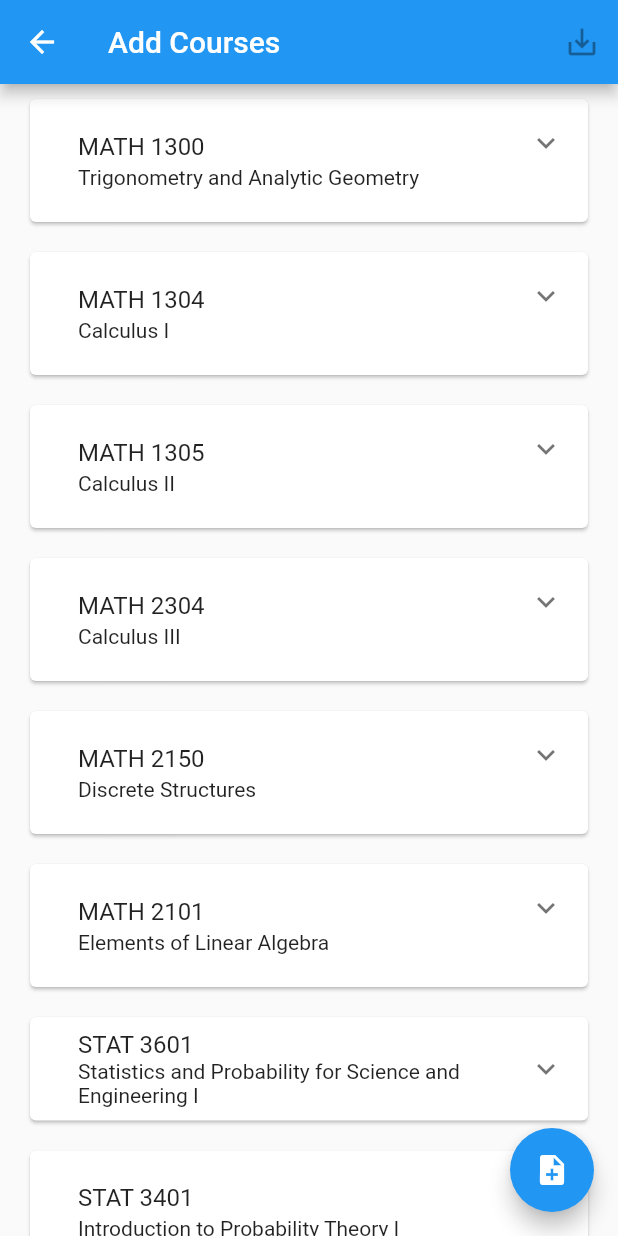
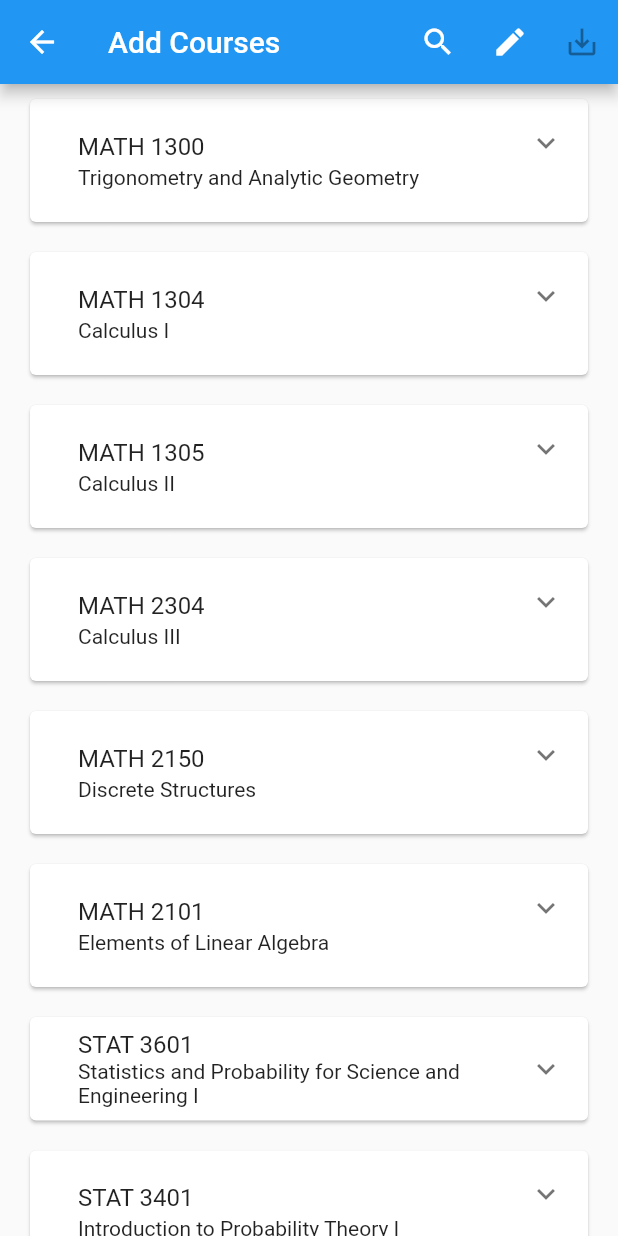
Before and after one commit to quangtn0018/course-recommender, a Flutter app: the screen it shows once a user with an empty profile is signed in, after a tap on the "add" icon, on a phone screen of 412 x 824 dp. Run offline on Flutter 3.47's test engine with Material 2 defaults, Android fonts, the light colour scheme and no system bars; our stand-ins replace firebase_auth, firebase_database, google_sign_in; accounts and stored records are empty.

Commit message:
added recommenede courses floating action button on home page, search functionality in add courses page

```diff
--- a/lib/pages/add_courses_page.dart
+++ b/lib/pages/add_courses_page.dart
@@ -18,16 +18,22 @@ class AddCoursesPage extends StatefulWidget {
 
 class _AddCoursesPageState extends State<AddCoursesPage> {
   final Authentication _auth = Authentication();
+  final _searchTextFieldController = TextEditingController();
+  List<Course> _filteredCourses;
   List<Course> _courses;
   Map<String, Course> _selectedCourses;
   String _userUID;
   bool _isAddMode;
+  bool _isSearchMode;
 
   @override
   void initState() {
     super.initState();
 
     initCourses();
+    _filteredCourses = List<Course>();
+    _isSearchMode = false;
+    _searchTextFieldController.addListener(_handleSearchTextFieldOnChange);
     _selectedCourses = Map<String, Course>();
     _isAddMode = false;
     _auth.firebaseAuth.currentUser().then((FirebaseUser user) {
@@ -36,6 +42,53 @@ class _AddCoursesPageState extends State<AddCoursesPage> {
       } else {
         _userUID = user.uid;
       }
+    });
+  }
+
+  @override
+  void dispose() {
+    _searchTextFieldController.removeListener(_handleSearchTextFieldOnChange);
+    _searchTextFieldController.dispose();
+
+    super.dispose();
+  }
+
+  void _displaySearchBar() {
+    _filteredCourses = _courses.sublist(0);
+
+    setState(() {
+      _isSearchMode = true;
+    });
+  }
+
+  void _hideSearchBar() {
+    _clearSearchTextField();
+    _filteredCourses.clear();
+
+    setState(() {
+      _isSearchMode = false;
+    });
+  }
+
+  void _clearSearchTextField() {
+    _searchTextFieldController.clear();
+  }
+
+  void _handleSearchTextFieldOnChange() {
+    _filterSearches();
+  }
+
+  void _filterSearches() {
+    List<Course> filteredCourses = List<Course>();
+
+    _courses.forEach((Course course) {
+      if (course.name.toLowerCase().contains(_searchTextFieldController.text.trim().toLowerCase())) {
+        filteredCourses.add(course);
+      }
+    });
+
+    setState(() {
+      _filteredCourses = filteredCourses;
     });
   }
 
@@ -120,21 +173,94 @@ class _AddCoursesPageState extends State<AddCoursesPage> {
 
   @override
   Widget build(BuildContext context) {
-    return Scaffold(
-      floatingActionButton: FloatingActionButton(
-        child: Icon(Icons.note_add),
-        onPressed: _toggleIsAddMode,
+    final TextField searchTextField = TextField(
+      controller: _searchTextFieldController,
+      decoration: InputDecoration(
+        hintText: 'Search',
       ),
-      appBar: AppBar(
-        title: Text('Add Courses'),
-        actions: <Widget>[
+    );
+
+    final AppBar appBar = AppBar(
+        title: _isSearchMode ?
+          searchTextField
+          : Text('Add Courses'),
+        leading: _isSearchMode ?
+            IconButton(icon: Icon(Icons.arrow_back), onPressed: _hideSearchBar) : null,
+        actions: _isSearchMode ?
+          <Widget> [
+            IconButton(icon: Icon(Icons.clear), onPressed: _clearSearchTextField)
+          ] : <Widget>[
+                IconButton(icon:Icon(Icons.search), onPressed: _displaySearchBar),
+                IconButton(
+                  icon: Icon(Icons.edit),
+                  onPressed: _toggleIsAddMode
+                ),
                 IconButton(
                   icon: Icon(Icons.save_alt),
                   onPressed: _selectedCourses.length > 0 ? _askedToSaveCourses : null,
                 )
               ],
+    );
+
+    final ListView filteredListView = ListView.builder(
+        itemCount: _filteredCourses.length,
+        itemBuilder: (context, index) {
+          return Card(
+              margin: EdgeInsets.symmetric(vertical: 10.0, horizontal: 20.0),
+              child: ExpansionTile(
+                key: PageStorageKey<String>(_filteredCourses[index].name),
+                title: ListTile(
+                  title: Text('${_filteredCourses[index].name}'),
+                  subtitle: Text(
+                    '${_filteredCourses[index].title}',
                   ),
-      body: ListView.builder(
+                  leading: _isAddMode
+                      ? Checkbox(
+                          value: _filteredCourses[index].selected,
+                          onChanged: (bool checkboxVal) {
+                            _handleCheckboxOnChanged(checkboxVal, index);
+                          })
+                      : null,
+                ),
+                children: <Widget>[
+                  Container(
+                    padding: EdgeInsets.fromLTRB(17.0, 0.0, 20.0, 20.0),
+                    child: Column(
+                      crossAxisAlignment: CrossAxisAlignment.start,
+                      children: <Widget>[
+                        SizedBox(
+                          height: 5.0,
+                        ),
+                        Text('Units: ${_filteredCourses[index].units}'),
+                        SizedBox(
+                          height: 20.0,
+                        ),
+                        Text('Prerequisite'),
+                        SizedBox(
+                          height: 3.0,
+                        ),
+                        Padding(
+                            padding: EdgeInsets.only(left: 5.0),
+                            child: Text('${_filteredCourses[index].prereq}')),
+                        SizedBox(
+                          height: 20.0,
+                        ),
+                        Text('Description'),
+                        SizedBox(
+                          height: 3.0,
+                        ),
+                        Padding(
+                            padding: EdgeInsets.only(left: 5.0),
+                            child: Text('${_filteredCourses[index].description}')),
+                      ],
+                    ),
+                  )
+                ],
+              ));
+        },
+      );
+
+    final ListView defaultListView = ListView.builder(
         itemCount: _courses.length,
         itemBuilder: (context, index) {
           return Card(
@@ -190,7 +316,11 @@ class _AddCoursesPageState extends State<AddCoursesPage> {
                 ],
               ));
         },
-      ),
+      );
+
+    return Scaffold(
+      appBar: appBar,
+      body: _isSearchMode ? filteredListView : defaultListView
     );
   }
 }
--- a/lib/pages/home_page.dart
+++ b/lib/pages/home_page.dart
@@ -136,27 +136,18 @@ class _HomePageState extends State<HomePage> {
   @override
   Widget build(BuildContext context) {
     return Scaffold(
-      floatingActionButton: FloatingActionButton(
-        child: Icon(Icons.edit),
-        onPressed: () {
-          _toggleIsEditMode();
-        },
-      ),
+      floatingActionButton:
+        _savedCourses.length > 0 ? FloatingActionButton(
+          child: Icon(Icons.layers),
+          onPressed: _navToRecommendedCourses,
+        ) : null ,
       appBar: AppBar(
         title: Text('My Courses'),
         automaticallyImplyLeading: false,
-        leading:
-            IconButton(icon: Icon(Icons.exit_to_app), onPressed: _handleLogout),
-        actions: <Widget>[
-          IconButton(
-            icon: Icon(Icons.add),
-            onPressed: _navToAddCourses,
-          ),
-          FlatButton(
-            textColor: Colors.white,
-            child: Text('Get Rec Courses'),
-            onPressed: _savedCourses.length > 0 ? _navToRecommendedCourses : null,
-          )
+        leading: IconButton(icon: Icon(Icons.exit_to_app), onPressed: _handleLogout),
+        actions: <Widget> [
+          IconButton(icon:Icon(Icons.edit), onPressed: _toggleIsEditMode),
+          IconButton(icon: Icon(Icons.add), onPressed: _navToAddCourses),
         ],
       ),
       body: ListView.builder(
@@ -173,7 +164,7 @@ class _HomePageState extends State<HomePage> {
                   ),
                   leading: _isEditMode
                       ? IconButton(
-                          icon: Icon(Icons.remove_circle),
+                          icon: Icon(Icons.delete),
                           onPressed: () {
                             _askedToRemoveCourse(index);
                           },
```
Lines whose indentation alone changed are shown as unchanged.
